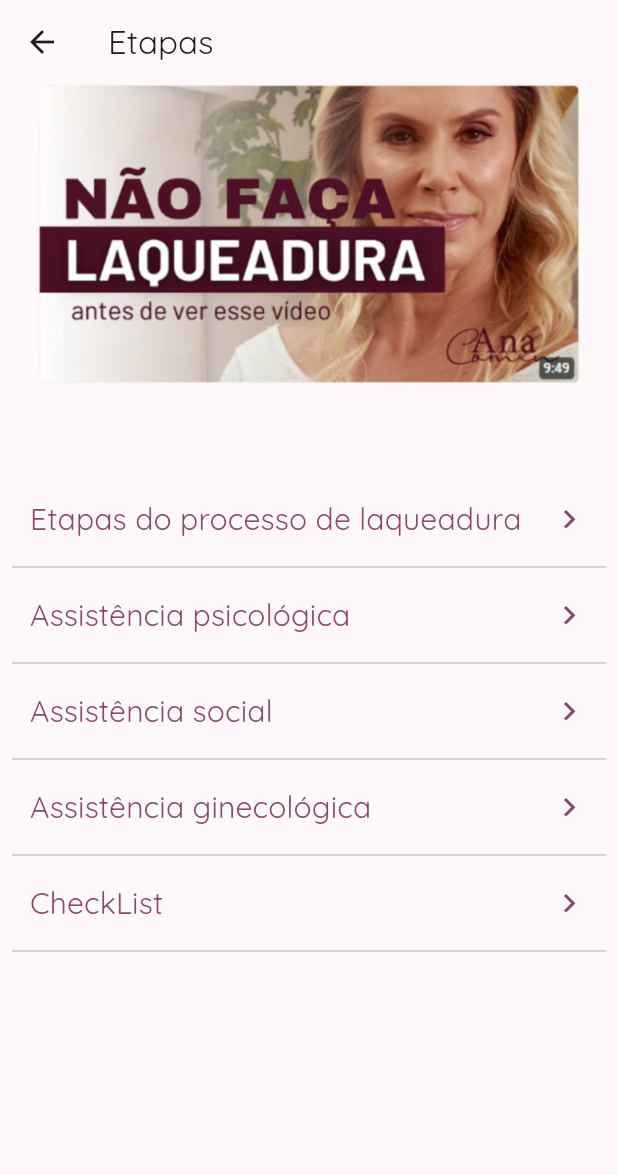
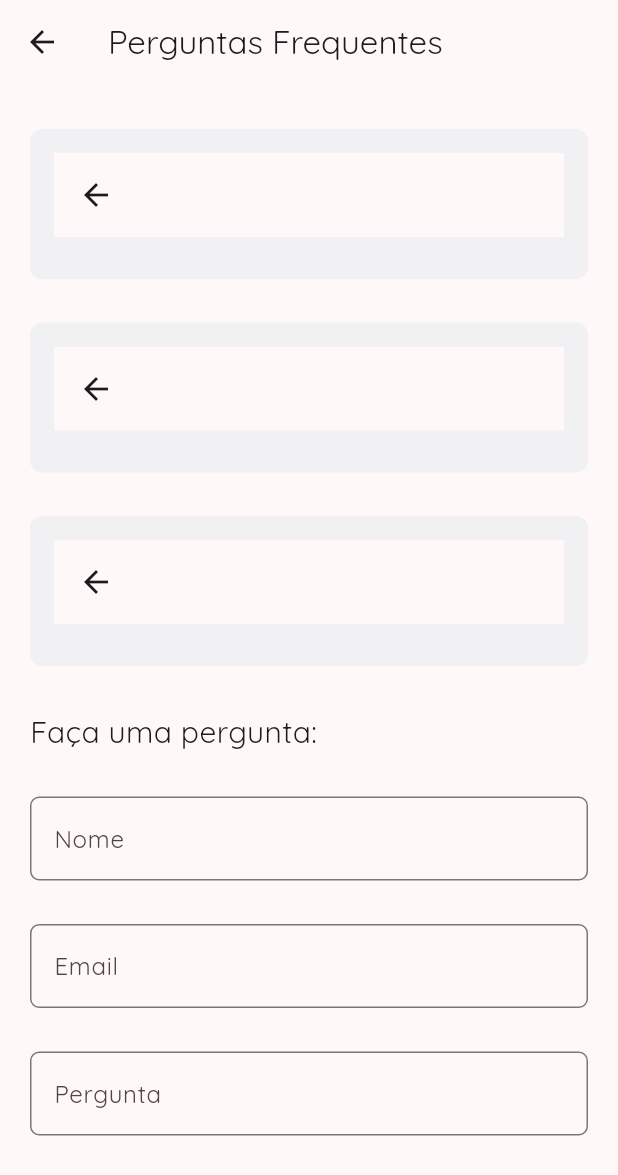
Before and after one commit to lucasvinicius73/laqueadura_app, a Flutter app: the screen it shows after launch, after a tap on "Perguntas frequentes", on a phone screen of 412 x 824 dp. Shown: the top 1175 px of the screen. Run offline on Flutter 3.47's test engine with Material 3 defaults, Android fonts, the phone set to English and light mode, and no system bars.

Commit message:
Create Pages: Home, Laws e Questions

```diff
--- a/lib/app_widget.dart
+++ b/lib/app_widget.dart
@@ -1,6 +1,8 @@
 import 'package:flutter/material.dart';
 import 'package:laqueadura_app/ui/home_page.dart';
+import 'package:laqueadura_app/ui/laws/laws_page.dart';
 import 'package:laqueadura_app/ui/operativeCare/operative_care_page.dart';
+import 'package:laqueadura_app/ui/questions/questions_page.dart';
 import 'package:laqueadura_app/ui/splash_page.dart';
 import 'package:laqueadura_app/ui/steps_page.dart';
 
@@ -23,6 +25,8 @@ class MyApp extends StatelessWidget {
         '/home': (context) => const HomePage(),
         '/steps': (context) => const StepPage(),
         '/operativeCare': (context) => const OperativeCarePage(),
+        '/laws': (context) => const LawsPage(),
+        '/question': (context) => const QuestionsPage(),
       },
     );
   }
--- a/lib/ui/home_page.dart
+++ b/lib/ui/home_page.dart
@@ -57,18 +57,21 @@ class HomePage extends StatelessWidget {
                 subtitle: "Cuidados especiais para gestantes",
                 icon: "assets/menu_3.png",
                 subIcon: "assets/menu_33.png",
+                route: "/laws",
               ),
               MenuButton(
                 title: "Lei do planejamento Familiar",
                 subtitle: "Etenda as leis familiares!",
                 icon: "assets/menu_4.png",
                 subIcon: "assets/menu_44.png",
+                route: "/laws",
               ),
               MenuButton(
                 title: "Perguntas frequentes",
                 subtitle: "Precisa de ajuda?",
                 icon: "assets/menu_5.png",
                 subIcon: "assets/menu_55.png",
+                route: "/question",
               ),
               SizedBox(
                 height: 20,
--- /dev/null
+++ b/lib/ui/questions/questions_page.dart
@@ -0,0 +1,49 @@
+import 'package:flutter/material.dart';
+import 'package:laqueadura_app/ui/questions/widgets/questions_animated_container.dart';
+import 'package:laqueadura_app/ui/questions/widgets/questions_label_text.dart';
+
+class QuestionsPage extends StatelessWidget {
+  const QuestionsPage({super.key});
+
+  @override
+  Widget build(BuildContext context) {
+    return Scaffold(
+      appBar: AppBar(
+        title: Text("Perguntas Frequentes"),
+      ),
+      body: Padding(
+        padding: const EdgeInsets.symmetric(horizontal: 20, vertical: 30),
+        child: SingleChildScrollView(
+          child: Column(
+            crossAxisAlignment: CrossAxisAlignment.start,
+            spacing: 29,
+            children: [
+              QuestionsAnimatedContainer(
+                title: "O que é a Laqueadura",
+                content:
+                    "Laqueadura é um procedimento cirúrgico de esterilização feminina que consiste em bloquear ou cortar as trompas de Falópio, impedindo que os óvulos cheguem ao útero. É considerado um método contraceptivo permanente.",
+              ),
+              QuestionsAnimatedContainer(
+                title: "A Laqueadura é reversível?",
+                content:
+                    "Laqueadura é um procedimento cirúrgico de esterilização feminina que consiste em bloquear ou cortar as trompas de Falópio, impedindo que os óvulos cheguem ao útero. É considerado um método contraceptivo permanente.",
+              ),
+              QuestionsAnimatedContainer(
+                title: "Há contraindicações para a laqueadura pós-parto?",
+                content:
+                    "Laqueadura é um procedimento cirúrgico de esterilização feminina que consiste em bloquear ou cortar as trompas de Falópio, impedindo que os óvulos cheguem ao útero. É considerado um método contraceptivo permanente.",
+              ),
+              Text(
+                "Faça uma pergunta:",
+                style: TextStyle(fontSize: 20),
+              ),
+              QuestionsLabelText(label: "Nome"),
+              QuestionsLabelText(label: "Email"),
+              QuestionsLabelText(label: "Pergunta"),
+            ],
+          ),
+        ),
+      ),
+    );
+  }
+}
--- /dev/null
+++ b/lib/ui/questions/widgets/questions_animated_container.dart
@@ -0,0 +1,48 @@
+import 'package:flutter/material.dart';
+
+class QuestionsAnimatedContainer extends StatefulWidget {
+  const QuestionsAnimatedContainer({
+    super.key,
+    required this.title,
+    required this.content,
+  });
+
+  final String title;
+  final String content;
+
+  @override
+  State<QuestionsAnimatedContainer> createState() =>
+      _QuestionsAnimatedContainerState();
+}
+
+class _QuestionsAnimatedContainerState
+    extends State<QuestionsAnimatedContainer> {
+  bool _isExpanded = false;
+
+  @override
+  Widget build(BuildContext context) {
+    return GestureDetector(
+      onTap: () {
+        setState(() {
+          _isExpanded = !_isExpanded;
+        });
+      },
+      child: AnimatedContainer(
+          duration: Duration(milliseconds: 300),
+          padding: EdgeInsets.all(16.0),
+          width: double.infinity,
+          height: _isExpanded ? 200.0 : 100.0, // Altura do container
+          decoration: BoxDecoration(
+            color: Color(0xFFF1F1F3),
+            borderRadius: BorderRadius.circular(8.0),
+          ),
+          child: CustomScrollView(
+            slivers: [
+              SliverAppBar(
+
+              ),
+            ],
+          )),
+    );
+  }
+}
--- /dev/null
+++ b/lib/ui/questions/widgets/questions_label_text.dart
@@ -0,0 +1,19 @@
+import 'package:flutter/material.dart';
+
+class QuestionsLabelText extends StatelessWidget {
+  const QuestionsLabelText({super.key, required this.label});
+
+  final String label;
+
+  @override
+  Widget build(BuildContext context) {
+    return TextFormField(
+      decoration: InputDecoration(
+          hintText: label,
+          border: OutlineInputBorder(
+            borderRadius: BorderRadius.circular(6),
+            borderSide: const BorderSide(color: Color(0xFFE7E7E7), width: 1),
+          )),
+    );
+  }
+}
--- a/pubspec.yaml
+++ b/pubspec.yaml
@@ -40,6 +40,8 @@ flutter:
     - assets/video.png
     - assets/operativeCare/plastic.png
     - assets/operativeCare/surgery.png
+    - assets/laws/family.png
+    - assets/laws/pdf.png
 
   fonts:
     - family: Dangrek
```
Also changed, not shown: lib/ui/laws/laws_page.dart (added, +46 -0 lines), lib/ui/laws/widgets/laws_button.dart (added, +57 -0 lines), assets/laws/family.png (added), assets/laws/pdf.png (added).
